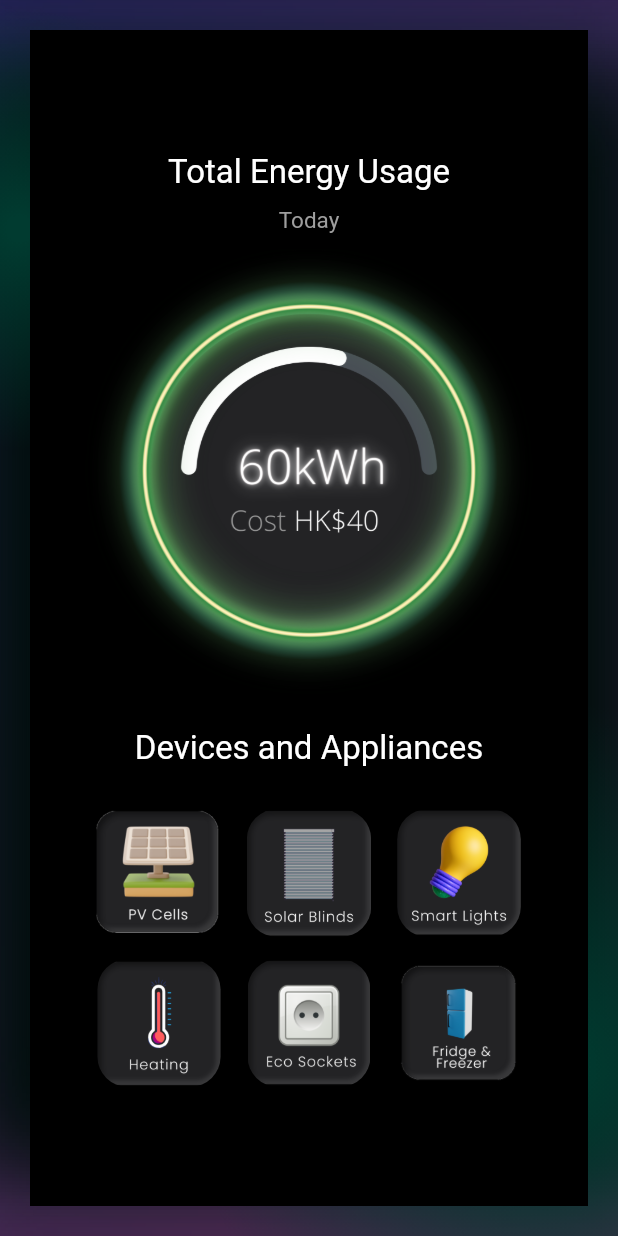
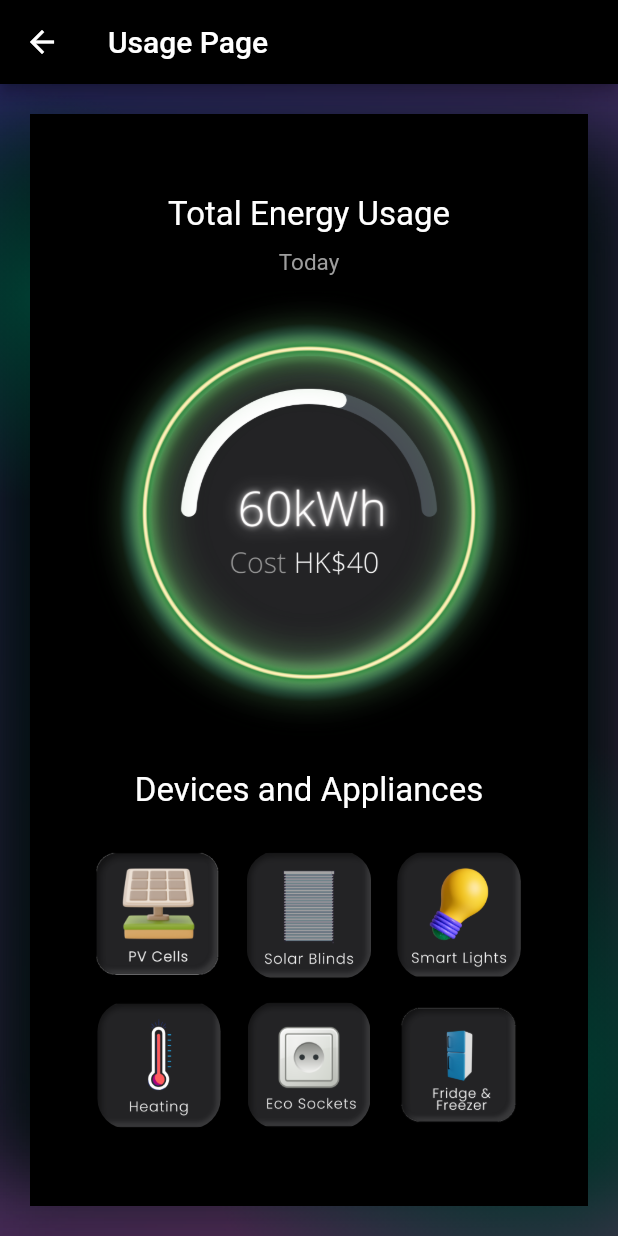
Before and after one commit to jerrychong25/hackust-live-ly-flutter-demo-app, a Flutter app: the MyUsage screen opened by its route, on a phone screen of 412 x 824 dp. Run offline on Flutter 3.47's test engine with Material 2 defaults, Android fonts, the phone set to English and light mode, and no system bars; missing offline and left inert: window_size.

Commit message:
Modififed Usage Page With Back Button On Top

```diff
--- a/lib/screens/usage.dart
+++ b/lib/screens/usage.dart
@@ -10,6 +10,17 @@ class MyUsage extends StatelessWidget {
   @override
   Widget build(BuildContext context) {
     return Scaffold(
+      appBar: AppBar(
+          automaticallyImplyLeading: true,
+          //`true` if you want Flutter to automatically add Back Button when needed,
+          //or `false` if you want to force your own back button every where
+          title: Text('Usage Page'),
+          backgroundColor: Colors.black,
+          foregroundColor: Colors.white,
+          leading: IconButton(icon:Icon(Icons.arrow_back),
+            onPressed:() => Navigator.pushReplacementNamed(context, '/home'),
+          )
+      ),
       body: SizedBox.expand( // -> 01
         child: Container(
           decoration: BoxDecoration(
```
Also changed, not shown: 6 other files.
